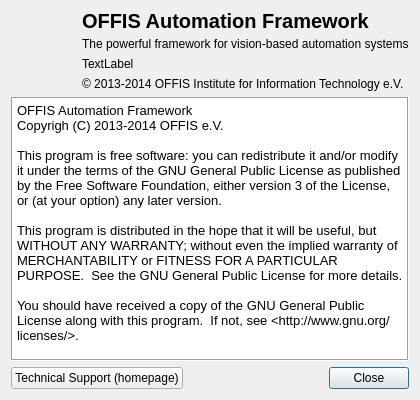
First picture: the form in modules/frontend/projects/AmirFrontend/src/AboutScreen.ui, repository OFFIS-Automation/Framework, before the edit.
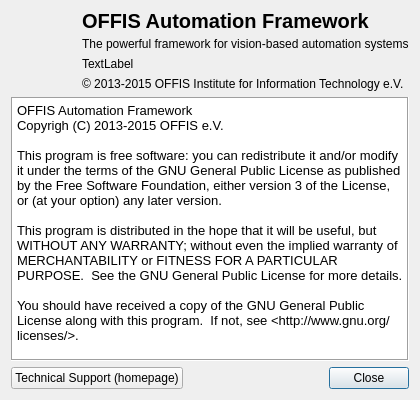
Second picture: the form after the edit. Icons and pictures are not drawn.

Patch:
```diff
--- a/modules/frontend/projects/AmirFrontend/src/AboutScreen.ui
+++ b/modules/frontend/projects/AmirFrontend/src/AboutScreen.ui
@@ -98,7 +98,7 @@
           </size>
          </property>
          <property name="text">
-          <string>© 2013-2014 OFFIS Institute for Information Technology e.V.</string>
+          <string>© 2013-2015 OFFIS Institute for Information Technology e.V.</string>
          </property>
         </widget>
        </item>
@@ -129,7 +129,7 @@
 p, li { white-space: pre-wrap; }
 &lt;/style&gt;&lt;/head&gt;&lt;body style=&quot; font-family:'MS Shell Dlg 2'; font-size:8.25pt; font-weight:400; font-style:normal;&quot;&gt;
 &lt;p style=&quot; margin-top:0px; margin-bottom:0px; margin-left:0px; margin-right:0px; -qt-block-indent:0; text-indent:0px;&quot;&gt;&lt;span style=&quot; font-size:10pt;&quot;&gt;OFFIS Automation Framework&lt;/span&gt;&lt;/p&gt;
-&lt;p style=&quot; margin-top:0px; margin-bottom:0px; margin-left:0px; margin-right:0px; -qt-block-indent:0; text-indent:0px;&quot;&gt;&lt;span style=&quot; font-size:10pt;&quot;&gt;Copyrigh (C) 2013-2014 OFFIS e.V.&lt;/span&gt;&lt;/p&gt;
+&lt;p style=&quot; margin-top:0px; margin-bottom:0px; margin-left:0px; margin-right:0px; -qt-block-indent:0; text-indent:0px;&quot;&gt;&lt;span style=&quot; font-size:10pt;&quot;&gt;Copyrigh (C) 2013-2015 OFFIS e.V.&lt;/span&gt;&lt;/p&gt;
 &lt;p style=&quot;-qt-paragraph-type:empty; margin-top:0px; margin-bottom:0px; margin-left:0px; margin-right:0px; -qt-block-indent:0; text-indent:0px; font-size:10pt;&quot;&gt;&lt;br /&gt;&lt;/p&gt;
 &lt;p style=&quot; margin-top:0px; margin-bottom:0px; margin-left:0px; margin-right:0px; -qt-block-indent:0; text-indent:0px;&quot;&gt;&lt;span style=&quot; font-size:10pt;&quot;&gt;This program is free software: you can redistribute it and/or modify it under the terms of the GNU General Public License as published by the Free Software Foundation, either version 3 of the License, or (at your option) any later version.&lt;/span&gt;&lt;/p&gt;
 &lt;p style=&quot;-qt-paragraph-type:empty; margin-top:0px; margin-bottom:0px; margin-left:0px; margin-right:0px; -qt-block-indent:0; text-indent:0px; font-size:10pt;&quot;&gt;&lt;br /&gt;&lt;/p&gt;
```
Left out of the diff: 2 changed lines with no effect on the pictures.
